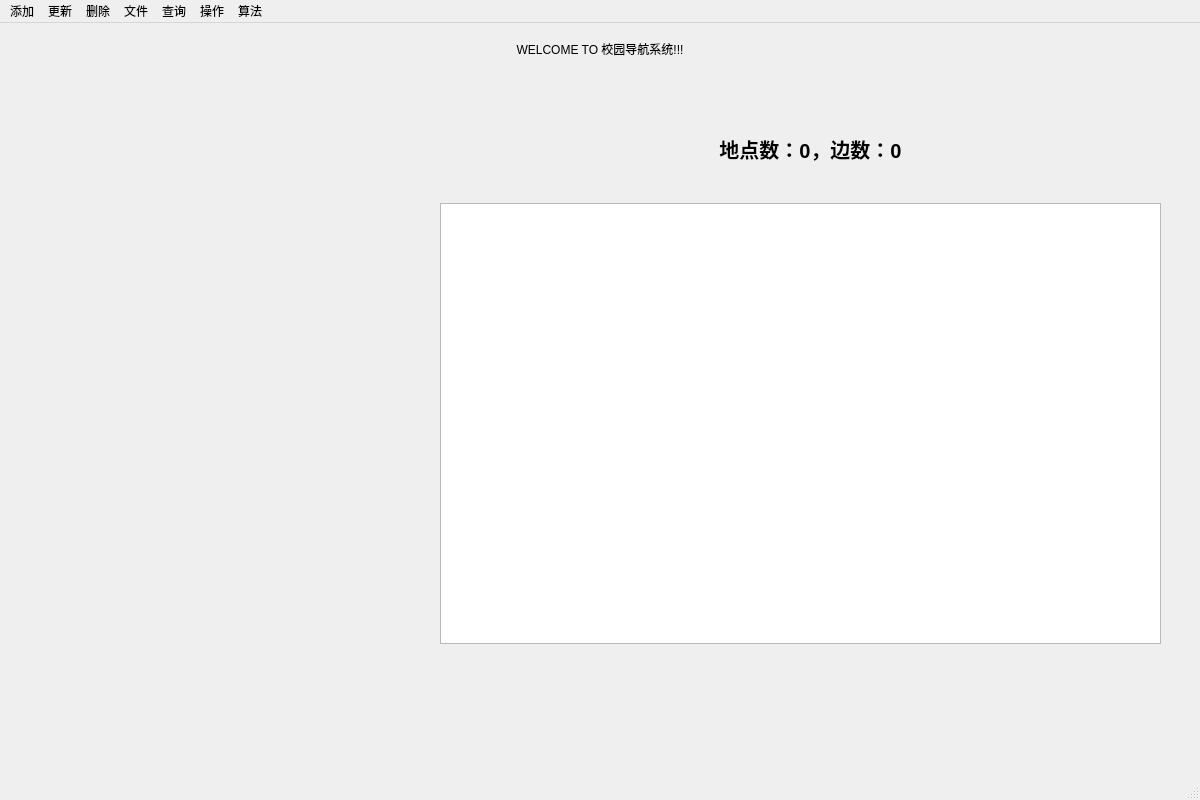
Above: mainwindow.ui from NightRain5212/CampusNavigation before the change. Below: the same form after it.
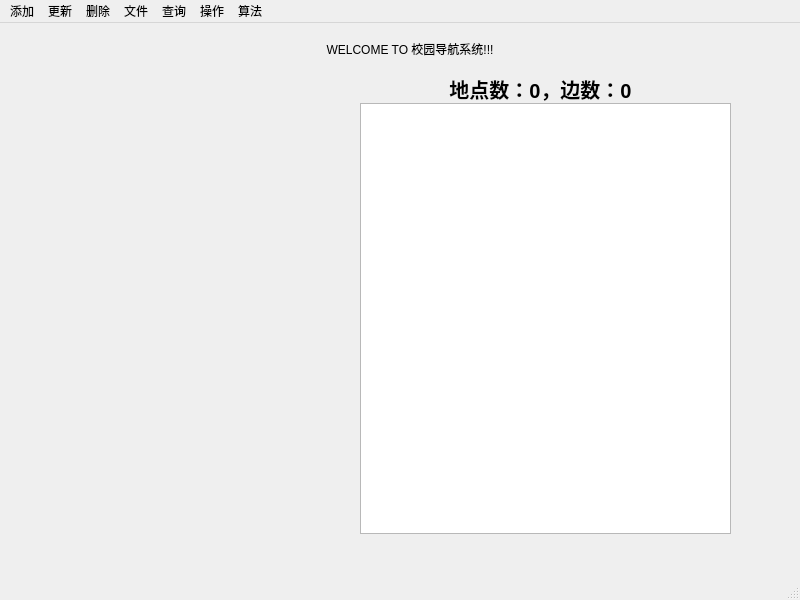
That is the form after the change.

Diff of the .ui file:
```diff
--- a/mainwindow.ui
+++ b/mainwindow.ui
@@ -6,20 +6,20 @@
    <rect>
     <x>0</x>
     <y>0</y>
-    <width>1200</width>
-    <height>800</height>
+    <width>800</width>
+    <height>600</height>
    </rect>
   </property>
   <property name="minimumSize">
    <size>
-    <width>1200</width>
-    <height>800</height>
+    <width>800</width>
+    <height>600</height>
    </size>
   </property>
   <property name="maximumSize">
    <size>
-    <width>1200</width>
-    <height>800</height>
+    <width>800</width>
+    <height>600</height>
    </size>
   </property>
   <property name="windowTitle">
@@ -29,10 +29,10 @@
    <widget class="QLabel" name="mapLabel">
     <property name="geometry">
      <rect>
-      <x>20</x>
-      <y>60</y>
-      <width>401</width>
-      <height>701</height>
+      <x>30</x>
+      <y>70</y>
+      <width>291</width>
+      <height>441</height>
      </rect>
     </property>
     <property name="text">
@@ -42,21 +42,21 @@
    <widget class="QLabel" name="titleLabel">
     <property name="geometry">
      <rect>
-      <x>0</x>
+      <x>10</x>
       <y>10</y>
-      <width>1200</width>
+      <width>800</width>
       <height>32</height>
      </rect>
     </property>
     <property name="minimumSize">
      <size>
-      <width>1200</width>
+      <width>800</width>
       <height>32</height>
      </size>
     </property>
     <property name="maximumSize">
      <size>
-      <width>1200</width>
+      <width>800</width>
       <height>32</height>
      </size>
     </property>
@@ -70,20 +70,20 @@
    <widget class="QPlainTextEdit" name="Log">
     <property name="geometry">
      <rect>
-      <x>440</x>
-      <y>180</y>
-      <width>721</width>
-      <height>441</height>
+      <x>360</x>
+      <y>80</y>
+      <width>371</width>
+      <height>431</height>
      </rect>
     </property>
    </widget>
    <widget class="QLabel" name="countlabel">
     <property name="geometry">
      <rect>
-      <x>690</x>
-      <y>100</y>
-      <width>241</width>
-      <height>51</height>
+      <x>440</x>
+      <y>50</y>
+      <width>201</width>
+      <height>31</height>
      </rect>
     </property>
     <property name="font">
@@ -105,7 +105,7 @@
     <rect>
      <x>0</x>
      <y>0</y>
-     <width>1200</width>
+     <width>800</width>
      <height>17</height>
     </rect>
    </property>
```
